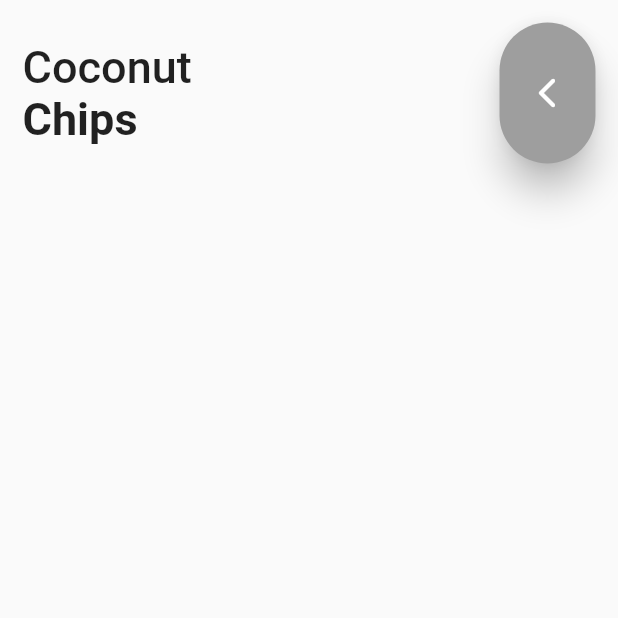
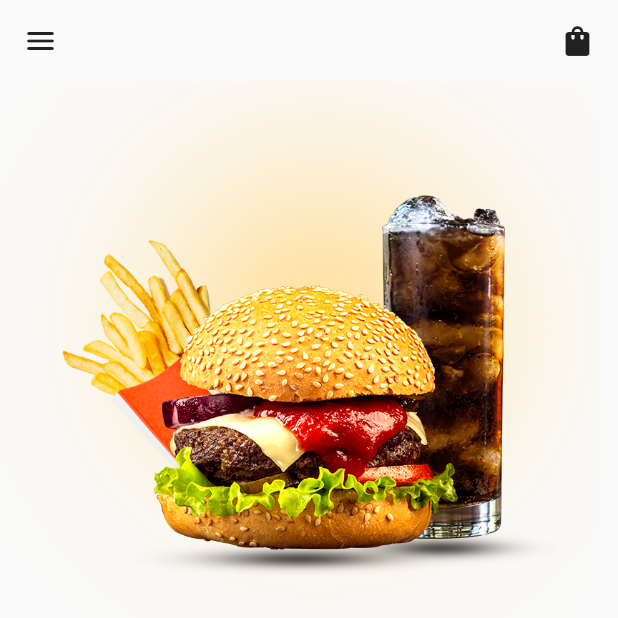
Before and after one commit to asfandnaveed/Akhuwat_Evening_2023, a Flutter app: the screen it shows after launch, on a phone screen of 412 x 824 dp, the top half of it. Run offline on Flutter 3.47's test engine with Material 2 defaults, Android fonts, the phone set to English and light mode, and no system bars.

Commit message:
31-07-2023

```diff
--- a/lib/main.dart
+++ b/lib/main.dart
@@ -1,10 +1,11 @@
+import 'package:akhuwat/product_detail.dart';
 import 'package:akhuwat/sample.dart';
 import 'package:akhuwat/task_27_07.dart';
 import 'package:flutter/material.dart';
 
 
 void main() {
-  runApp(const Task_27_07());
+  runApp(const ProductDetail());
 }
 
 
--- /dev/null
+++ b/lib/product_detail.dart
@@ -0,0 +1,33 @@
+import 'package:flutter/material.dart';
+
+class ProductDetail extends StatelessWidget {
+  const ProductDetail({super.key});
+
+  @override
+  Widget build(BuildContext context) {
+    return MaterialApp(
+      home: Scaffold(
+        body: SafeArea(
+          child: Column(
+            children: [
+              Padding(
+                padding: const EdgeInsets.all(15.0),
+                child: Row(
+                  mainAxisAlignment: MainAxisAlignment.spaceBetween,
+                  children: [
+                    Icon(Icons.menu_rounded),
+                    Icon(Icons.shopping_bag),
+                  ],
+                ),
+              ),
+
+              Container(
+                child: Image.asset('assets/images/burger.png'),
+              ),
+            ],
+          ),
+        ),
+      ),
+    );
+  }
+}
```
Also changed, not shown: assets/images/burger.png (added).
